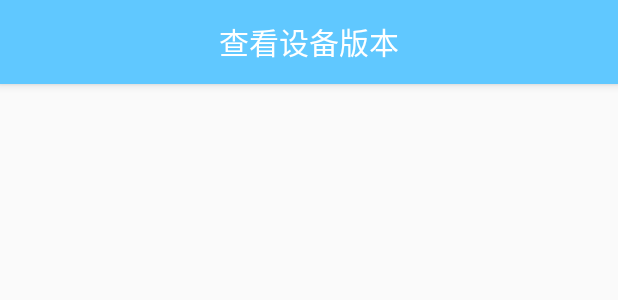
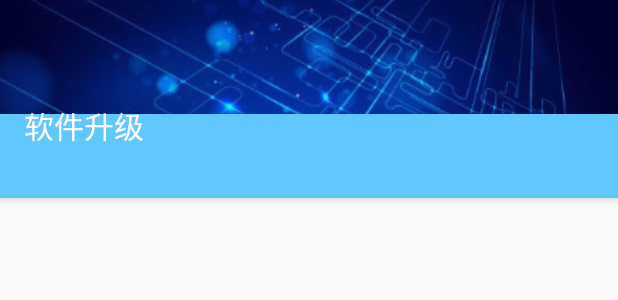
Before and after one commit to 543946366/JiahuaTools, an Android app: the layout activity_check_dev_version.xml on its own in the app's theme, with its tools: preview values and no code run, on a phone screen of 412 x 824 dp. Shown: the top 300 px of the screen. Run offline under Robolectric (Android 15) with nearby library versions, the phone set to English and light mode, and no system bars.

Commit message:
为修改界面风格做准备

```diff
--- a/app/build.gradle
+++ b/app/build.gradle
@@ -47,7 +47,7 @@ dependencies {
     compile 'com.zhy:okhttputils:2.6.2'
     compile 'com.google.code.gson:gson:2.8.0'
     compile 'com.github.hotchemi:permissionsdispatcher:2.4.0'
-    compile 'org.litepal.android:core:1.5.1'
+    compile 'org.litepal.android:core:1.6.0'
     compile 'com.afollestad.material-dialogs:core:0.9.4.5'
     compile 'com.afollestad.material-dialogs:commons:0.9.4.5'
     compile 'com.orhanobut:logger:2.1.1'
--- a/app/src/main/java/com/jiahua/jiahuatools/ui/NewGuanLiActivity.java
+++ b/app/src/main/java/com/jiahua/jiahuatools/ui/NewGuanLiActivity.java
@@ -141,6 +141,7 @@ public class NewGuanLiActivity extends AppCompatActivity implements Consts {
         }
     }
 
+    //获取设备服务
     private void getCapability() {
         //创建一个Request  "http://192.168.63.9:8199/get_capability"  正则表达式获取IP，再加端口号处理
         //String reg = ".*\\/\\/([^\\/\\:]*).*";
--- a/app/src/main/java/com/jiahua/jiahuatools/ui/NewOffLineListActivity.java
+++ b/app/src/main/java/com/jiahua/jiahuatools/ui/NewOffLineListActivity.java
@@ -2,7 +2,6 @@ package com.jiahua.jiahuatools.ui;
 
 import android.os.Bundle;
 import android.support.v7.app.AppCompatActivity;
-import android.support.v7.widget.RecyclerView;
 import android.support.v7.widget.Toolbar;
 import android.util.Log;
 import android.view.MenuItem;
@@ -29,8 +28,8 @@ public class NewOffLineListActivity extends AppCompatActivity implements Consts{
     TextView tvNewOffLineListDevInfo;
     @BindView(R.id.tv_new_offLineList_dev_newVersionInfo)
     TextView tvNewOffLineListDevNewVersionInfo;
-    @BindView(R.id.rv_newOffLineList)
-    RecyclerView rvNewOffLineList;
+    /*@BindView(R.id.rv_newOffLineList)
+    RecyclerView rvNewOffLineList;*/
 
     private String display_model_number_add_serial_number;
     private String displayIP;
--- a/app/src/main/java/com/jiahua/jiahuatools/ui/SplashActivity.java
+++ b/app/src/main/java/com/jiahua/jiahuatools/ui/SplashActivity.java
@@ -35,7 +35,7 @@ public class SplashActivity extends AppCompatActivity {
         new Handler().postDelayed(() ->{
                 startActivity(new Intent(SplashActivity.this,MainActivity.class));
                 finish();
-        },1500);
+        },500);
     }
 
     @NeedsPermission(Manifest.permission.WRITE_EXTERNAL_STORAGE)
--- a/app/src/main/res/drawable-v21/ic_menu_share.xml
+++ b/app/src/main/res/drawable-v21/ic_menu_share.xml
@@ -4,6 +4,6 @@
     android:viewportHeight="24.0"
     android:viewportWidth="24.0">
     <path
-        android:fillColor="#FF000000"
+        android:fillColor="#FFFFDA33"
         android:pathData="M18,16.08c-0.76,0 -1.44,0.3 -1.96,0.77L8.91,12.7c0.05,-0.23 0.09,-0.46 0.09,-0.7s-0.04,-0.47 -0.09,-0.7l7.05,-4.11c0.54,0.5 1.25,0.81 2.04,0.81 1.66,0 3,-1.34 3,-3s-1.34,-3 -3,-3 -3,1.34 -3,3c0,0.24 0.04,0.47 0.09,0.7L8.04,9.81C7.5,9.31 6.79,9 6,9c-1.66,0 -3,1.34 -3,3s1.34,3 3,3c0.79,0 1.5,-0.31 2.04,-0.81l7.12,4.16c-0.05,0.21 -0.08,0.43 -0.08,0.65 0,1.61 1.31,2.92 2.92,2.92 1.61,0 2.92,-1.31 2.92,-2.92s-1.31,-2.92 -2.92,-2.92z" />
 </vector>
--- a/app/src/main/res/layout/activity_check_dev_version.xml
+++ b/app/src/main/res/layout/activity_check_dev_version.xml
@@ -4,14 +4,18 @@
     xmlns:tools="http://schemas.android.com/tools"
     android:layout_width="match_parent"
     android:layout_height="match_parent"
-    tools:context="com.jiahua.jiahuatools.ui.CheckDevVersionActivity">
+    tools:context="com.jiahua.jiahuatools.ui.CheckDevVersionActivity"
+    android:fitsSystemWindows="true"
+    >
 
     <android.support.design.widget.AppBarLayout
         android:layout_width="match_parent"
         android:layout_height="wrap_content"
-        android:theme="@style/AppTheme.AppBarOverlay">
+        android:theme="@style/AppTheme.AppBarOverlay"
+        android:fitsSystemWindows="true"
+        >
 
-        <android.support.v7.widget.Toolbar
+        <!--<android.support.v7.widget.Toolbar
             android:id="@+id/toolbar"
             android:layout_width="match_parent"
             android:layout_height="?attr/actionBarSize"
@@ -25,8 +29,40 @@
                 android:textColor="@color/mFontWhite"
                 android:textSize="20sp"
                 />
+            </android.support.v7.widget.Toolbar>-->
+
+        <android.support.design.widget.CollapsingToolbarLayout
+            android:layout_width="match_parent"
+            android:layout_height="wrap_content"
+            android:fitsSystemWindows="true"
+            android:theme="@style/ThemeOverlay.AppCompat.Dark.ActionBar"
+            app:popupTheme="@style/ThemeOverlay.AppCompat.Light">
+
+            <ImageView
+                android:layout_width="match_parent"
+                android:layout_height="@dimen/app_bar_height"
+                android:scaleType="centerCrop"
+                android:src="@mipmap/bg_nav"
+                android:fitsSystemWindows="true"
+                />
+
+            <android.support.v7.widget.Toolbar
+                android:id="@+id/toolbar"
+                android:layout_width="match_parent"
+                android:layout_height="?attr/actionBarSize"
+                app:layout_collapseMode="pin"
+                app:popupTheme="@style/AppTheme.PopupOverlay"
+                >
+                <TextView
+                    android:layout_width="wrap_content"
+                    android:layout_height="wrap_content"
+                    android:text="软件升级"
+                    android:textColor="@color/mFontWhite"
+                    android:textSize="20sp"
+                    />
             </android.support.v7.widget.Toolbar>
 
+        </android.support.design.widget.CollapsingToolbarLayout>
     </android.support.design.widget.AppBarLayout>
 
     <include layout="@layout/content_check_dev_version" />
--- a/app/src/main/res/layout/content_new_off_line_list.xml
+++ b/app/src/main/res/layout/content_new_off_line_list.xml
@@ -62,7 +62,7 @@
                 </LinearLayout>
             </android.support.v7.widget.CardView>
 
-            <android.support.v7.widget.CardView
+            <!--<android.support.v7.widget.CardView
                 android:layout_width="match_parent"
                 android:layout_height="wrap_content"
                 app:cardCornerRadius="4dp"
@@ -94,7 +94,7 @@
                     </android.support.v7.widget.RecyclerView>
 
                 </LinearLayout>
-            </android.support.v7.widget.CardView>
+            </android.support.v7.widget.CardView>-->
         </LinearLayout>
     </ScrollView>
 
```
Also changed, not shown: app/src/main/res/layout/content_new_txzbxx.xml (deleted, +0 -11 lines), app/src/main/res/mipmap-xhdpi/ic_splash.jpg.
